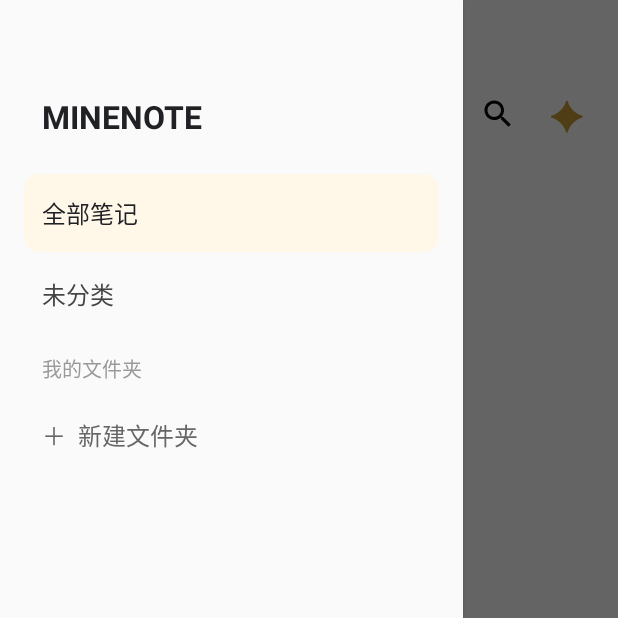
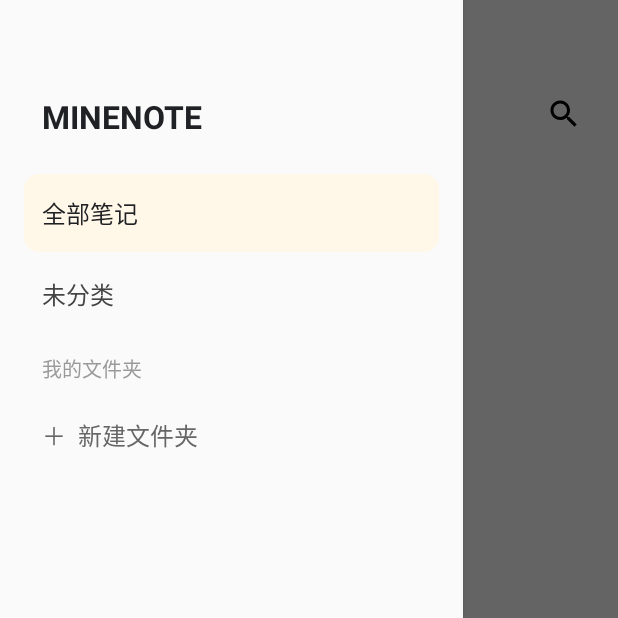
Before and after one commit to lin00luo/MINENOTE, an Android app: the screen it shows after launch (MainActivity), with the side drawer open, on a phone screen of 412 x 824 dp, the top half of it. Run offline under Robolectric (Android 15) with nearby library versions, the phone set to English and light mode, and no system bars; our stand-ins replace Room's generated code.

Commit message:
Show Folder AI only inside selected folders

```diff
--- a/app/src/main/java/com/example/minenote/MainActivity.java
+++ b/app/src/main/java/com/example/minenote/MainActivity.java
@@ -470,6 +470,10 @@ public class MainActivity extends AppCompatActivity {
     }
 
     private void updateMenuSelection() {
+        View folderAiButton = findViewById(R.id.btnFolderAi);
+        if (folderAiButton != null) {
+            folderAiButton.setVisibility(selectedMenuId > 0 ? View.VISIBLE : View.GONE);
+        }
         notesTitle.setText(selectedMenuId == -2 ? R.string.notes_uncategorized : R.string.notes_title);
         if (selectedMenuId > 0) {
             for (Folder folder : folderAdapter.getFolders()) {
```
